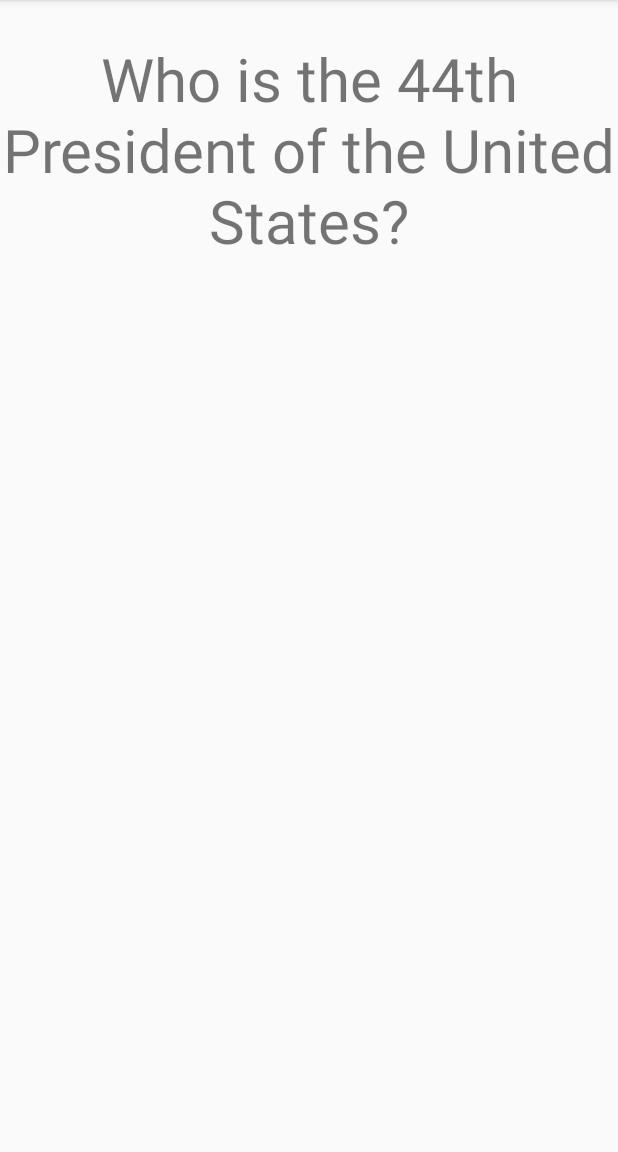
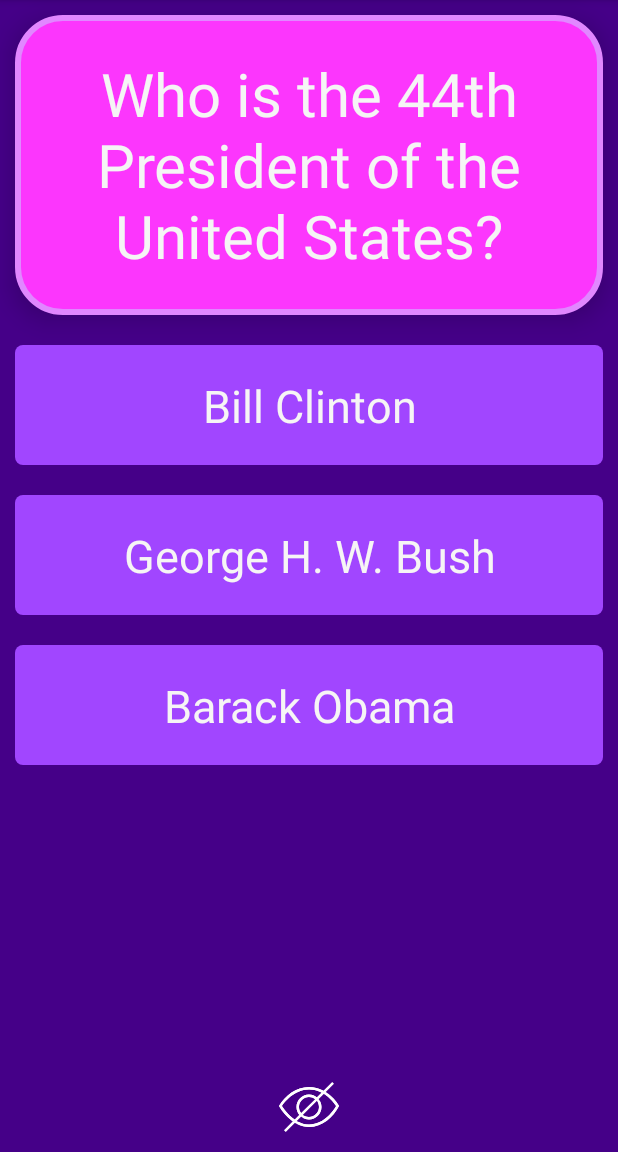
Before and after one commit to melissa-perez/FlashCards, an Android app: the screen it shows after launch (MainActivity), on a phone screen of 412 x 824 dp, the part 84-1236 px from its top. Run offline under Robolectric (Android 15) with nearby library versions, the phone set to English and light mode, and no system bars.

Commit message:
added optional content and styling

```diff
--- a/app/src/main/java/com/example/flashcards/MainActivity.java
+++ b/app/src/main/java/com/example/flashcards/MainActivity.java
@@ -5,19 +5,26 @@ import android.os.Bundle;
 import android.text.Editable;
 import android.view.View;
 import android.widget.EditText;
+import android.widget.ImageView;
 import android.widget.RelativeLayout;
 import android.widget.TextView;
 
 
 public class MainActivity extends AppCompatActivity {
-
+    boolean isShowingAnswers = true;
     @Override
     protected void onCreate(Bundle savedInstanceState) {
         super.onCreate(savedInstanceState);
         setContentView(R.layout.activity_main);
 
+
         TextView flashcardQuestion = findViewById(R.id.flashcard_question);
         TextView flashcardAnswer = findViewById(R.id.flashcard_answer);
+        ImageView eyeToggle = findViewById(R.id.hide_icon);
+
+        TextView wrongAnswer1 = findViewById(R.id.choice1);
+        TextView wrongAnswer2 = findViewById(R.id.choice2);
+        TextView correctAnswer = findViewById(R.id.choice3);
 
         flashcardQuestion.setOnClickListener(new View.OnClickListener() {
             @Override
@@ -33,5 +40,49 @@ public class MainActivity extends AppCompatActivity {
                 flashcardAnswer.setVisibility(View.INVISIBLE);
             }
         });
+        wrongAnswer1.setOnClickListener(new View.OnClickListener() {
+            @Override
+            public void onClick(View v){
+                wrongAnswer1.setBackgroundColor(getResources().getColor(R.color.incorrect_red,
+                        null));
+
+            }
+        });
+        wrongAnswer2.setOnClickListener(new View.OnClickListener() {
+            @Override
+            public void onClick(View v){
+                wrongAnswer2.setBackgroundColor(getResources().getColor(R.color.incorrect_red,
+                        null));
+
+            }
+        });
+        correctAnswer.setOnClickListener(new View.OnClickListener() {
+            @Override
+            public void onClick(View v){
+                correctAnswer.setBackgroundColor(getResources().getColor(R.color.correct_green,
+                            null));
+
+            }
+        });
+        eyeToggle.setOnClickListener(new View.OnClickListener() {
+            @Override
+            public void onClick(View v){
+                System.out.println(isShowingAnswers);
+                if(isShowingAnswers) {
+                    isShowingAnswers = false;
+                    eyeToggle.setImageResource(R.drawable.ic_iconmonstr_eye_thin);
+                    correctAnswer.setVisibility(View.INVISIBLE);
+                    wrongAnswer1.setVisibility(View.INVISIBLE);
+                    wrongAnswer2.setVisibility(View.INVISIBLE);
+                }
+                else{
+                    eyeToggle.setImageResource(R.drawable.ic_iconmonstr_eye_off_thin);
+                    correctAnswer.setVisibility(View.VISIBLE);
+                    wrongAnswer1.setVisibility(View.VISIBLE);
+                    wrongAnswer2.setVisibility(View.VISIBLE);
+                    isShowingAnswers = true;
+                }
+            }
+        });
     }
 }
--- /dev/null
+++ b/app/src/main/res/drawable/answer_side_drawable.xml
@@ -0,0 +1,9 @@
+<?xml version="1.0" encoding="utf-8"?>
+<shape xmlns:android="http://schemas.android.com/apk/res/android"
+    android:shape="rectangle" >
+    <corners android:radius="30dp" />
+    <stroke android:width="4dp" android:color="@color/yellow_accent" />
+    <solid android:color="@color/shock_orange"/>
+    <padding android:left="20dp" android:top="20dp"
+        android:right="20dp" android:bottom="20dp" />
+</shape>
--- /dev/null
+++ b/app/src/main/res/drawable/choices_drawable.xml
@@ -0,0 +1,8 @@
+<?xml version="1.0" encoding="utf-8"?>
+<shape xmlns:android="http://schemas.android.com/apk/res/android"
+    android:shape="rectangle" >
+    <corners android:radius="5dp"/>
+    <solid android:color="@color/shock_purple"/>
+    <padding android:left="20dp" android:top="20dp"
+        android:right="20dp" android:bottom="20dp" />
+</shape>
--- /dev/null
+++ b/app/src/main/res/drawable/ic_iconmonstr_eye_off_thin.xml
@@ -0,0 +1,10 @@
+<vector xmlns:android="http://schemas.android.com/apk/res/android"
+    android:width="24dp"
+    android:height="24dp"
+    android:viewportWidth="24"
+    android:viewportHeight="24">
+  <path
+      android:fillColor="#FF000000"
+      android:pathData="M8.137,15.147c-0.71,-0.857 -1.146,-1.947 -1.146,-3.147 0,-2.76 2.241,-5 5,-5 1.201,0 2.291,0.435 3.148,1.145l1.897,-1.897c-1.441,-0.738 -3.122,-1.248 -5.035,-1.248 -6.115,0 -10.025,5.355 -10.842,6.584 0.529,0.834 2.379,3.527 5.113,5.428l1.865,-1.865zM14.431,8.853c-0.673,-0.53 -1.515,-0.853 -2.44,-0.853 -2.207,0 -4,1.792 -4,4 0,0.923 0.324,1.765 0.854,2.439l5.586,-5.586zM21.991,2.707l-19.292,19.293 -0.708,-0.707 3.548,-3.548c-2.298,-1.612 -4.234,-3.885 -5.548,-6.169 2.418,-4.103 6.943,-7.576 12.01,-7.576 2.065,0 4.021,0.566 5.782,1.501l3.501,-3.501 0.707,0.707zM19.526,6.586l-0.734,0.734c2.236,1.619 3.628,3.604 4.061,4.274 -0.739,1.303 -4.546,7.406 -10.852,7.406 -1.425,0 -2.749,-0.368 -3.951,-0.938l-0.748,0.748c1.475,0.742 3.057,1.19 4.699,1.19 5.274,0 9.758,-4.006 11.999,-8.436 -1.087,-1.891 -2.63,-3.637 -4.474,-4.978zM15.991,12c0,-0.554 -0.113,-1.082 -0.317,-1.562l0.734,-0.734c0.361,0.69 0.583,1.464 0.583,2.296 0,2.759 -2.24,5 -5,5 -0.832,0 -1.604,-0.223 -2.295,-0.583l0.734,-0.735c0.48,0.204 1.007,0.318 1.561,0.318 2.208,0 4,-1.792 4,-4z"
+      android:fillType="evenOdd"/>
+</vector>
--- /dev/null
+++ b/app/src/main/res/drawable/ic_iconmonstr_eye_thin.xml
@@ -0,0 +1,10 @@
+<vector xmlns:android="http://schemas.android.com/apk/res/android"
+    android:width="24dp"
+    android:height="24dp"
+    android:viewportWidth="24"
+    android:viewportHeight="24">
+  <path
+      android:fillColor="#FF000000"
+      android:pathData="M12.01,20c-5.065,0 -9.586,-4.211 -12.01,-8.424 2.418,-4.103 6.943,-7.576 12.01,-7.576 5.135,0 9.635,3.453 11.999,7.564 -2.241,4.43 -6.726,8.436 -11.999,8.436zM1.168,11.584c0.843,1.331 5.018,7.416 10.842,7.416 6.305,0 10.112,-6.103 10.851,-7.405 -0.772,-1.198 -4.606,-6.595 -10.851,-6.595 -6.116,0 -10.025,5.355 -10.842,6.584zM12,7c2.76,0 5,2.24 5,5s-2.24,5 -5,5 -5,-2.24 -5,-5 2.24,-5 5,-5zM12,8c2.208,0 4,1.792 4,4s-1.792,4 -4,4 -4,-1.792 -4,-4 1.792,-4 4,-4z"
+      android:fillType="evenOdd"/>
+</vector>
--- /dev/null
+++ b/app/src/main/res/drawable/question_side_drawable.xml
@@ -0,0 +1,9 @@
+<?xml version="1.0" encoding="utf-8"?>
+<shape xmlns:android="http://schemas.android.com/apk/res/android"
+    android:shape="rectangle" >
+    <corners android:radius="30dp" />
+    <stroke android:width="4dp" android:color="@color/pink_accent" />
+    <solid android:color="@color/shock_pink" />
+    <padding android:left="20dp" android:top="20dp"
+        android:right="20dp" android:bottom="20dp" />
+</shape>
--- a/app/src/main/res/layout/activity_main.xml
+++ b/app/src/main/res/layout/activity_main.xml
@@ -1,6 +1,7 @@
 <?xml version="1.0" encoding="utf-8"?>
 <RelativeLayout xmlns:android="http://schemas.android.com/apk/res/android"
     xmlns:tools="http://schemas.android.com/tools"
+    android:background="@color/deep_purple"
     android:layout_width="match_parent"
     android:layout_height="match_parent"
     tools:context=".MainActivity">
@@ -10,16 +11,102 @@
         android:id="@+id/flashcard_question"
         android:layout_width="match_parent"
         android:layout_height="200dp"
+        android:layout_marginStart="10dp"
+        android:layout_marginTop="10dp"
+        android:layout_marginEnd="10dp"
+        android:layout_marginBottom="10dp"
         android:textSize="40dp"
         android:gravity="center"
-        android:text="Who is the 44th President of the United States?" />
+        android:background="@drawable/question_side_drawable"
+        android:text="Who is the 44th President of the United States?"
+        android:textColor="#f5f5f5"
+        android:elevation="10dp"/>
 
     <TextView
         android:id="@+id/flashcard_answer"
         android:layout_width="match_parent"
         android:layout_height="200dp"
+        android:layout_marginStart="10dp"
+        android:layout_marginTop="10dp"
+        android:layout_marginEnd="10dp"
+        android:layout_marginBottom="10dp"
         android:visibility="invisible"
+        android:background="@drawable/answer_side_drawable"
         android:textSize="40dp"
+        android:textColor="#f0e5d8"
         android:gravity="center"
-        android:text="Barack Obama" />
+        android:text="Barack Obama"
+        android:elevation="10dp"/>
+
+    <TextView
+        android:id="@+id/choice1"
+        android:text="Bill Clinton"
+        android:background="@drawable/choices_drawable"
+        android:layout_width="match_parent"
+        android:gravity="center"
+        android:layout_height="80dp"
+        android:layout_marginStart="10dp"
+        android:layout_marginTop="10dp"
+        android:layout_marginEnd="10dp"
+        android:layout_marginBottom="10dp"
+        android:textSize="30dp"
+        android:textColor="#f6f5f5"
+        android:layout_below="@id/flashcard_question"/>
+
+    <TextView
+        android:id="@+id/choice2"
+        android:text="George H. W. Bush"
+        android:background="@drawable/choices_drawable"
+        android:layout_width="match_parent"
+        android:layout_height="80dp"
+        android:layout_marginStart="10dp"
+        android:layout_marginTop="10dp"
+        android:layout_marginEnd="10dp"
+        android:layout_marginBottom="10dp"
+        android:gravity="center"
+        android:textSize="30dp"
+        android:textColor="#f6f5f5"
+        android:layout_below="@id/choice1"/>
+
+    <TextView
+        android:id="@+id/choice3"
+        android:text="Barack Obama"
+        android:background="@drawable/choices_drawable"
+        android:layout_width="match_parent"
+        android:layout_height="80dp"
+        android:layout_marginStart="10dp"
+        android:layout_marginTop="10dp"
+        android:layout_marginEnd="10dp"
+        android:layout_marginBottom="10dp"
+        android:gravity="center"
+        android:textSize="30dp"
+        android:textColor="#f6f5f5"
+        android:layout_below="@id/choice2"/>
+
+    <ImageView
+        android:layout_width="40dp"
+        android:layout_height="40dp"
+        android:id="@+id/unhide_icon"
+        android:src="@drawable/ic_iconmonstr_eye_thin"
+        android:layout_alignParentBottom="true"
+        android:layout_centerHorizontal="true"
+        android:layout_marginStart="10dp"
+        android:layout_marginTop="10dp"
+        android:layout_marginEnd="10dp"
+        android:layout_marginBottom="10dp"
+        android:tint="@color/white"/>
+
+    <ImageView
+        android:layout_width="40dp"
+        android:layout_height="40dp"
+        android:id="@+id/hide_icon"
+        android:src="@drawable/ic_iconmonstr_eye_off_thin"
+        android:layout_alignParentBottom="true"
+        android:layout_centerHorizontal="true"
+        android:layout_marginStart="10dp"
+        android:layout_marginTop="10dp"
+        android:layout_marginEnd="10dp"
+        android:layout_marginBottom="10dp"
+        android:tint="@color/white"/>
+
 </RelativeLayout>
--- a/app/src/main/res/values/colors.xml
+++ b/app/src/main/res/values/colors.xml
@@ -7,4 +7,14 @@
     <color name="teal_700">#FF018786</color>
     <color name="black">#FF000000</color>
     <color name="white">#FFFFFFFF</color>
+    <color name="deep_purple">#450088</color>
+    <color name="shock_purple">#a146ff</color>
+    <color name="shock_pink">#fc36fd</color>
+    <color name="shock_orange">#ff7c44</color>
+    <color name="pink_accent">#e187ff</color>
+    <color name="yellow_accent">#ffc564</color>
+    <color name="purple_accent">#b887ff</color>
+    <color name="deep_blue_purple">#040a53</color>
+    <color name="correct_green">#75cfb8</color>
+    <color name="incorrect_red">#ff6666</color>
 </resources>
```
Also changed, not shown: app/src/main/res/images/iconmonstr-eye-off-thin.svg (added), app/src/main/res/images/iconmonstr-eye-thin.svg (added).
